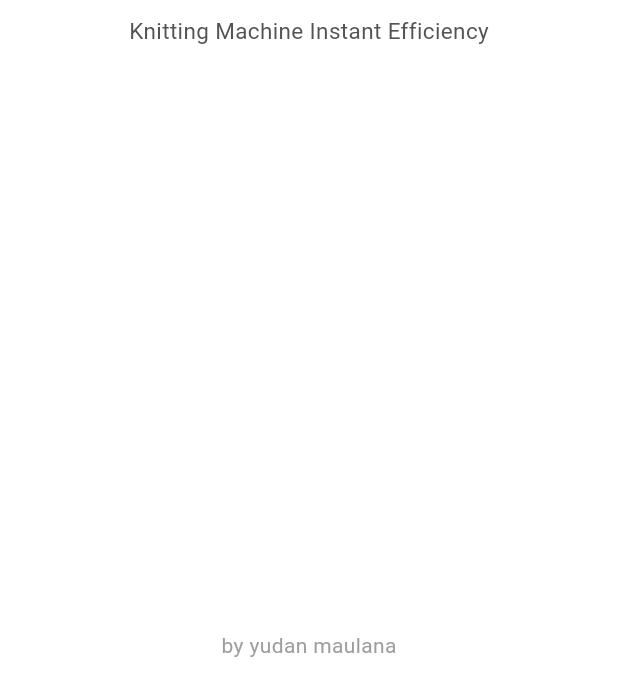
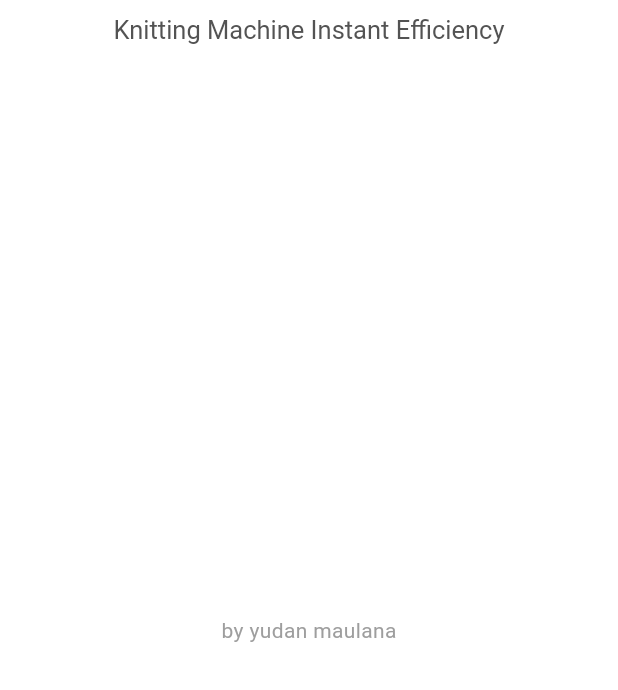
Before and after one commit to YudanMaulana/kmie-project, a Flutter app: the SplashScreen screen opened directly, on a phone screen of 412 x 824 dp, the part 546-1236 px from its top. Run offline on Flutter 3.47's test engine with Material 3 defaults, Android fonts, the phone set to English and light mode, and no system bars; drawn by our look-alikes of animated_text_kit, another_flutter_splash_screen; Roboto replaces fonts that are missing (Agne).

Commit message:
add package animated text and disable rotate screen

```diff
--- a/lib/form.dart
+++ b/lib/form.dart
@@ -177,7 +177,7 @@ class _MyFormState extends State<MyForm> {
 
   Widget _buildTextField(String label, TextEditingController controller) {
     return Padding(
-      padding: const EdgeInsets.all(8.0),
+      padding: const EdgeInsets.all(7.0),
       child: TextFormField(
         style: const TextStyle(color: Color(0xFFEC4C01)),
         keyboardType: TextInputType.numberWithOptions(signed: true),
--- a/lib/main.dart
+++ b/lib/main.dart
@@ -1,4 +1,5 @@
 import 'package:flutter/material.dart';
+import 'package:flutter/services.dart';
 import 'package:kme_project_test/login.dart';
 import 'package:kme_project_test/splash_screen.dart';
 
@@ -12,6 +13,9 @@ class MyApp extends StatelessWidget {
   // This widget is the root of your application.
   @override
   Widget build(BuildContext context) {
+    SystemChrome.setEnabledSystemUIMode(SystemUiMode.edgeToEdge);
+    SystemChrome.setPreferredOrientations(
+        [DeviceOrientation.portraitUp, DeviceOrientation.portraitDown]);
     return MaterialApp(
       debugShowCheckedModeBanner: false,
       title: 'KMIE',
--- a/lib/splash_screen.dart
+++ b/lib/splash_screen.dart
@@ -1,14 +1,15 @@
 import 'package:another_flutter_splash_screen/another_flutter_splash_screen.dart';
 import 'package:flutter/material.dart';
 import 'package:kme_project_test/login.dart';
+import 'package:animated_text_kit/animated_text_kit.dart';
 
 class SplashScreen extends StatelessWidget {
   @override
   Widget build(BuildContext context) {
     return Scaffold(
-      body: FlutterSplashScreen(
+      body: FlutterSplashScreen.fadeIn(
         duration: Duration(milliseconds: 3200),
-        splashScreenBody: Center(
+        childWidget: Center(
           child: Column(
             mainAxisAlignment: MainAxisAlignment.spaceBetween,
             children: [
@@ -25,18 +26,31 @@ class SplashScreen extends StatelessWidget {
                     ),
                   ),
                   SizedBox(height: 10),
-                  Text(
-                    'Knitting Machine Instant Efficiency',
-                    style: TextStyle(
-                      fontSize: 15,
-                      color: Color.fromRGBO(83, 83, 83, 1),
+                  SizedBox(
+                    child: DefaultTextStyle(
+                      style: const TextStyle(
+                        color: Color.fromRGBO(83, 83, 83, 1),
+                        fontSize: 17,
+                        fontFamily: 'Agne',
+                      ),
+                      child: AnimatedTextKit(
+                        animatedTexts: [
+                          TypewriterAnimatedText(
+                              speed: Duration(milliseconds: 60),
+                              'Knitting Machine Instant Efficiency'),
+                        ],
+                        isRepeatingAnimation: false,
+                        onTap: () {
+                          print("Tap Event");
+                        },
+                      ),
                     ),
                   ),
                 ],
               ),
               Padding(
                 padding: const EdgeInsets.only(
-                    bottom: 20.0), // Jarak dari bawah layar
+                    bottom: 30.0), // Jarak dari bawah layar
                 child: Text(
                   'by yudan maulana',
                   style: TextStyle(
--- a/pubspec.yaml
+++ b/pubspec.yaml
@@ -36,6 +36,7 @@ dependencies:
   # Use with the CupertinoIcons class for iOS style icons.
   cupertino_icons: ^1.0.8
   another_flutter_splash_screen: ^1.2.1
+  animated_text_kit: ^4.2.2
 
 dev_dependencies:
   flutter_launcher_icons: "^0.14.1"
```
Also changed, not shown: pubspec.lock, 1 other file.
